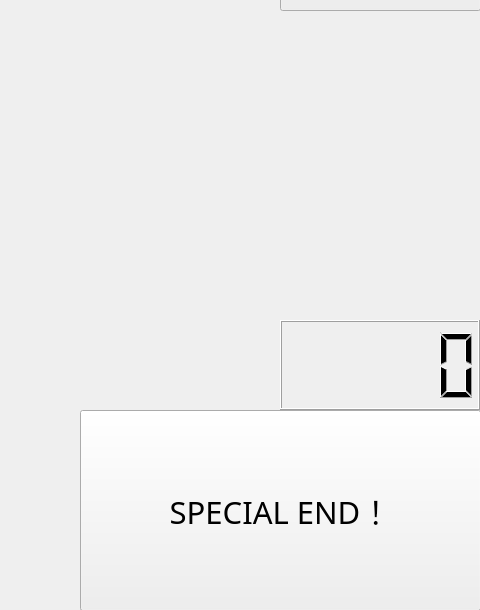
YEN-PO-CHEN/SOKOBAN, file level_1.ui: the form before one commit; both pictures show x 520 to 1000 and y 390 to 1000 of the 1000 by 1000 pixel window.
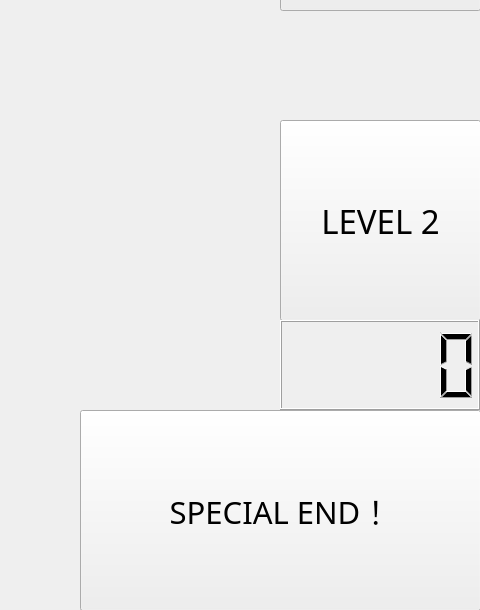
The form after the commit.

The edit to the form file:
```diff
--- a/level_1.ui
+++ b/level_1.ui
@@ -66,7 +66,7 @@
    <property name="geometry">
     <rect>
      <x>800</x>
-     <y>800</y>
+     <y>510</y>
      <width>201</width>
      <height>201</height>
     </rect>
```
